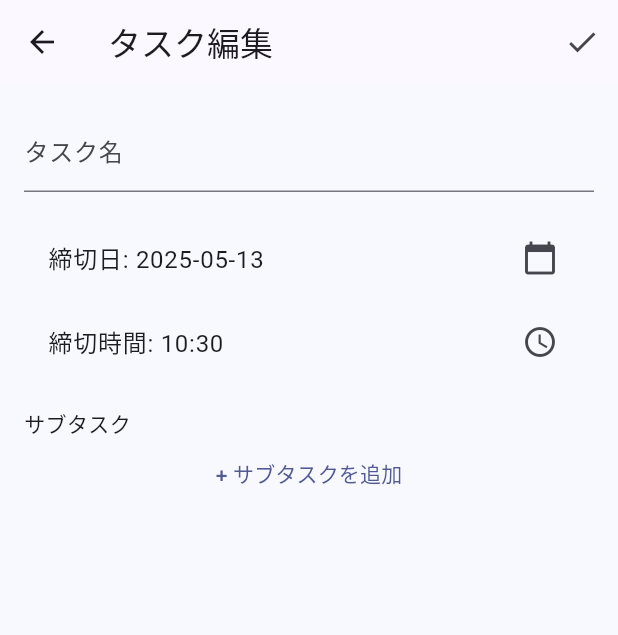
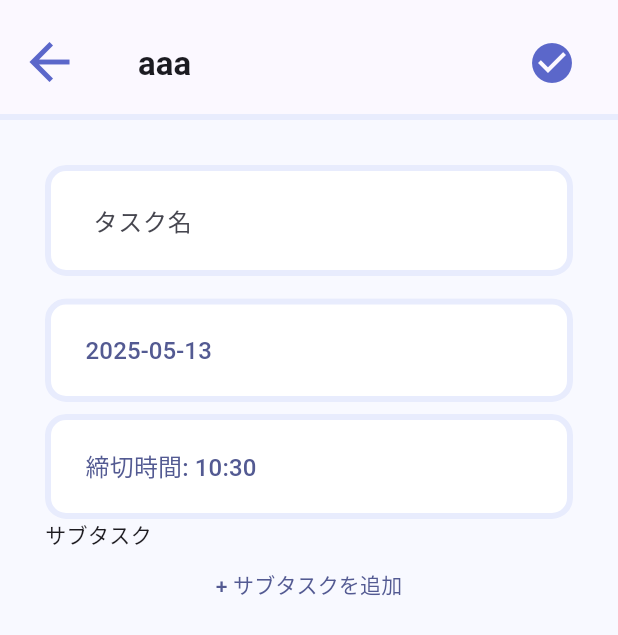
Before and after one commit to er1na/taskee, a Flutter app: the TaskEditScreen screen opened directly with empty values, on a phone screen of 412 x 824 dp. Shown: the top 635 px of the screen. Run offline on Flutter 3.47's test engine with Material 3 defaults, Android fonts, the phone set to English and light mode, and no system bars; our stand-ins replace flutter_riverpod, hive, hive_flutter; accounts and stored records are empty; Roboto replaces fonts that are missing (NotoSansJP).

Commit message:
レイアウト調整

```diff
--- a/lib/main.dart
+++ b/lib/main.dart
@@ -11,7 +11,7 @@ import 'screens/task_create_screen.dart';
 
 void main() async {
   WidgetsFlutterBinding.ensureInitialized();
-  Hive.initFlutter();
+  await Hive.initFlutter();
   Hive.registerAdapter(TaskAdapter());
   Hive.registerAdapter(SubTaskAdapter());
 
--- a/lib/screens/task_edit_screen.dart
+++ b/lib/screens/task_edit_screen.dart
@@ -1,5 +1,9 @@
 import 'package:flutter/material.dart';
 import 'package:flutter_riverpod/flutter_riverpod.dart';
+import 'package:taskee/widgets/custom_app_bar.dart';
+import 'package:taskee/widgets/custom_text_field.dart';
+import 'package:taskee/widgets/custom_text_button.dart';
+import 'package:taskee/l10n/gen_l10n/app_text.dart';
 import '../models/task.dart';
 import '../models/subtask.dart';
 import '../riverpod/tasks_provider.dart';
@@ -7,7 +11,9 @@ import '../riverpod/tasks_provider.dart';
 class TaskEditScreen extends ConsumerStatefulWidget {
   final Task task;
 
-  const TaskEditScreen({Key? key, required this.task}) : super(key: key);
+  const TaskEditScreen({
+    super.key, required this.task
+  });
 
   @override
   ConsumerState<TaskEditScreen> createState() => _TaskEditScreenState();
@@ -15,6 +21,7 @@ class TaskEditScreen extends ConsumerStatefulWidget {
 
 class _TaskEditScreenState extends ConsumerState<TaskEditScreen> {
   late TextEditingController _titleController;
+  final _formKey = GlobalKey<FormState>();
   DateTime? _dueDate;
   TimeOfDay? _dueTime;
   late List<SubTask> _subTasks;
@@ -79,36 +86,59 @@ class _TaskEditScreenState extends ConsumerState<TaskEditScreen> {
   @override
   Widget build(BuildContext context) {
     return Scaffold(
-      appBar: AppBar(
-        title: const Text('タスク編集'),
+      appBar: CustomAppBar(
+        title: 'aaa',
+        isTop: false,
         actions: [
-          IconButton(icon: const Icon(Icons.check), onPressed: _save),
+          IconButton(
+              icon: Padding(
+                padding: const EdgeInsets.fromLTRB(0, 18, 20, 0),
+                child: const Icon(
+                  Icons.check_circle,
+                  size: 32,
+                  color: Color(0xFF5B67CA),
+                ),
+              ),
+              onPressed: _save
+          ),
         ],
       ),
       body: Padding(
-        padding: const EdgeInsets.all(16),
+        padding: const EdgeInsets.only(top: 30),
+        child: Padding(
+          padding: const EdgeInsets.symmetric(horizontal: 30),
+          child: Form(
+            key: _formKey,
             child: ListView(
               children: [
-            TextField(
+                CustomTextField(
                   controller: _titleController,
-              decoration: const InputDecoration(labelText: 'タスク名'),
+                  hint: AppText.of(context)!.taskName,
                 ),
-            const SizedBox(height: 16),
-            ListTile(
-              title: Text(_dueDate != null
-                  ? '締切日: ${_dueDate!.toLocal().toIso8601String().split('T').first}'
-                  : '締切日を選択'),
-              trailing: const Icon(Icons.calendar_today),
-              onTap: _pickDate,
+                const SizedBox(height: 15),
+                CustomTextButton(
+                  text: _dueDate!=null
+                      ? _dueDate!.toLocal().toString().split(' ')[0]
+                      : '日付選択',
+                  onPressed: () async {
+                    final picked = await showDatePicker(
+                      context: context,
+                      initialDate: DateTime.now(),
+                      firstDate: DateTime(2020),
+                      lastDate: DateTime(2100),
+                    );
+                    if (picked != null) {
+                      setState(() => _dueDate = picked);
+                    }
+                  },
                 ),
-            ListTile(
-              title: Text(_dueTime != null
+                const SizedBox(height: 8),
+                CustomTextButton(
+                    text: _dueTime != null
                         ? '締切時間: ${_dueTime!.format(context)}'
-                  : '時間を選択'),
-              trailing: const Icon(Icons.access_time),
-              onTap: _pickTime,
+                        : '時間を選択',
+                    onPressed: _pickTime
                 ),
-            const SizedBox(height: 16),
                 const Text('サブタスク'),
                 ..._subTasks.asMap().entries.map((entry) {
                   final index = entry.key;
@@ -124,7 +154,7 @@ class _TaskEditScreenState extends ConsumerState<TaskEditScreen> {
                       onPressed: () => _deleteSubTask(index),
                     ),
                   );
-            }).toList(),
+                }),
                 TextButton(
                   onPressed: _addSubTask,
                   child: const Text('+ サブタスクを追加'),
@@ -132,6 +162,8 @@ class _TaskEditScreenState extends ConsumerState<TaskEditScreen> {
               ],
             ),
           ),
+        ),
+      ),
     );
   }
 }
```
Also changed, not shown: lib/screens/task_create_screen.dart (+44 -8 lines), lib/screens/task_list_screen.dart (+10 -10 lines), lib/widgets/checklist_circle.dart (+7 -8 lines), lib/widgets/progress_task_field.dart (+51 -24 lines), lib/widgets/subtask_tile.dart (added, +43 -0 lines), 2 other files. Lines whose indentation alone changed are shown as unchanged.
